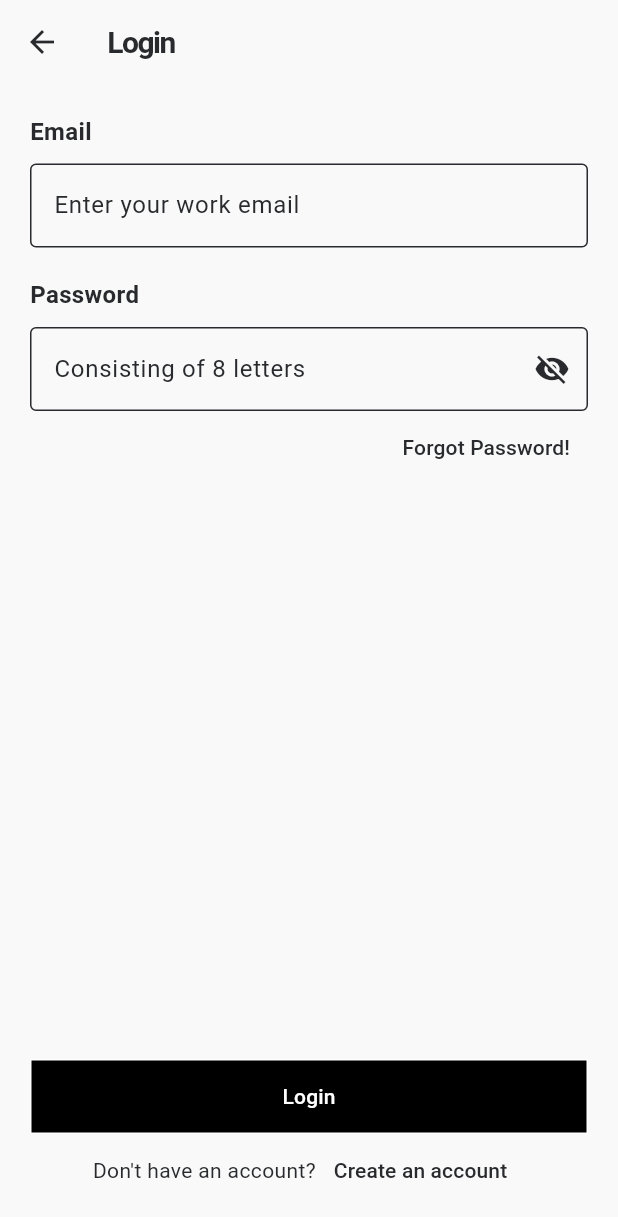
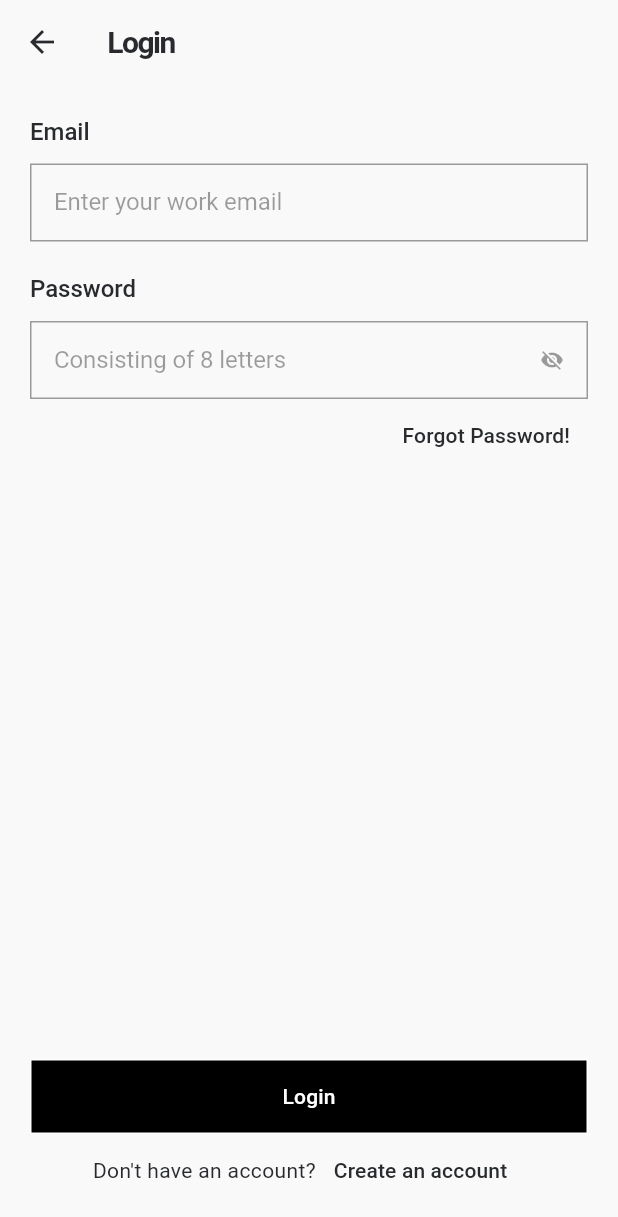
Before and after one commit to raymondtju/letterfly, a Flutter app: the screen it shows after launch, after a tap on "Start Creating Letter", on a phone screen of 412 x 824 dp. Shown: the top 1217 px of the screen. Run offline on Flutter 3.47's test engine with Material 3 defaults, Android fonts, the phone set to English and light mode, and no system bars; our stand-ins replace camera, flutter_svg, lottie; missing offline and left inert: flutter_signature_pad; Roboto replaces fonts that are missing (SF).

Commit message:
refactor: reusable label and input styles

```diff
--- a/lib/login.dart
+++ b/lib/login.dart
@@ -1,5 +1,6 @@
 import 'package:Letterfly/components/textstylefont.dart';
 import 'package:Letterfly/provider/letterfly_provider.dart';
+import 'package:Letterfly/utils/styles.dart';
 import 'package:flutter/material.dart';
 import 'package:flutter/widgets.dart';
 import 'package:provider/provider.dart';
@@ -51,18 +52,14 @@ class _MyWidgetState extends State<MyWidget> {
               children: [
                 const Text(
                   'Email',
-                  style: TextStyle(
-                    fontWeight: FontWeight.bold,
-                    fontSize: 16,
-                  ),
+                  style: DefaultStyles.labelStyle,
                 ),
                 const SizedBox(
                   height: 10,
                 ),
                 TextField(
                   controller: emailController,
-                  decoration: InputDecoration(
-                    border: OutlineInputBorder(),
+                  decoration: DefaultStyles.inputDecoration.copyWith(
                     hintText: 'Enter your work email',
                   ),
                 ),
@@ -71,10 +68,7 @@ class _MyWidgetState extends State<MyWidget> {
                 ),
                 const Text(
                   'Password',
-                  style: TextStyle(
-                    fontWeight: FontWeight.bold,
-                    fontSize: 16,
-                  ),
+                  style: DefaultStyles.labelStyle,
                 ),
                 const SizedBox(
                   height: 10,
@@ -82,22 +76,27 @@ class _MyWidgetState extends State<MyWidget> {
                 TextField(
                   controller: passwordController,
                   obscureText: obscurePassword,
-                  decoration: InputDecoration(
-                      border: const OutlineInputBorder(),
+                  decoration: DefaultStyles.inputDecoration.copyWith(
+                    errorText: passwordErrorBool ? passwordErrorText : null,
                     hintText: 'Consisting of 8 letters',
-                      errorText: passwordErrorBool ? passwordErrorText : null,
                     suffixIcon: IconButton(
-                        icon: Icon(obscurePassword
+                      icon: Icon(
+                        obscurePassword
                             ? Icons.visibility_off
-                            : Icons.visibility),
+                            : Icons.visibility,
+                        size: 16,
+                        color: Colors.black38,
+                      ),
                       onPressed: () {
                         setState(() {
                           obscurePassword = !obscurePassword;
                         });
                       },
-                      )),
+                    ),
+                  ),
                   onChanged: (value) {
-                    setState(() {
+                    setState(
+                      () {
                         if (value.length < 8) {
                           passwordErrorText =
                               'Password must be at least 8 characters';
@@ -106,7 +105,8 @@ class _MyWidgetState extends State<MyWidget> {
                           passwordErrorText = '';
                           passwordErrorBool = false;
                         }
-                    });
+                      },
+                    );
                   },
                 ),
                 Row(
@@ -133,14 +133,11 @@ class _MyWidgetState extends State<MyWidget> {
                     if (email == prov.Email && password == prov.Password) {
                       if (password == prov.Password) {
                         Navigator.pushNamed(context, "/home");
-                      }
-                      else {
-                        ScaffoldMessenger.of(context).showSnackBar(
-                          SnackBar(
+                      } else {
+                        ScaffoldMessenger.of(context).showSnackBar(SnackBar(
                           content: Text('Password is wrong.'),
                           duration: Duration(seconds: 2),
-                          )
-                        );
+                        ));
                       }
                     } else {
                       ScaffoldMessenger.of(context).showSnackBar(
@@ -156,7 +153,8 @@ class _MyWidgetState extends State<MyWidget> {
                     backgroundColor: Colors.black,
                     shape: const RoundedRectangleBorder(
                         borderRadius: BorderRadius.zero),
-                      side: const BorderSide(color: Colors.white, width: 1)),
+                    side: const BorderSide(color: Colors.white, width: 1),
+                  ),
                   child: const Text(
                     'Login',
                     style: TextStyle(color: Colors.white),
--- /dev/null
+++ b/lib/utils/styles.dart
@@ -0,0 +1,33 @@
+import 'package:flutter/material.dart';
+
+class DefaultStyles {
+  static const inputDecoration = InputDecoration(
+    enabledBorder: OutlineInputBorder(
+      borderSide: BorderSide(color: Colors.black38, width: 1.0),
+      borderRadius: BorderRadius.zero,
+    ),
+    focusedBorder: OutlineInputBorder(
+      borderSide: BorderSide(color: Colors.black, width: 1.5),
+      borderRadius: BorderRadius.zero,
+    ),
+    errorBorder: OutlineInputBorder(
+      borderSide: BorderSide(color: Colors.red, width: 1.0),
+      borderRadius: BorderRadius.zero,
+    ),
+    focusedErrorBorder: OutlineInputBorder(
+      borderSide: BorderSide(color: Colors.red, width: 1.5),
+      borderRadius: BorderRadius.zero,
+    ),
+    hintStyle: TextStyle(
+      letterSpacing: -0.06,
+      color: Colors.black38,
+    ),
+    contentPadding: EdgeInsets.fromLTRB(12, 14, 0, 14),
+  );
+
+  static const labelStyle = TextStyle(
+    fontWeight: FontWeight.w500,
+    letterSpacing: -0.02,
+    fontSize: 16,
+  );
+}
--- a/pubspec.yaml
+++ b/pubspec.yaml
@@ -82,10 +82,13 @@ flutter:
     - family: SF
       fonts:
         - asset: assets/fonts/SF-Pro.ttf
+          weight: 400
         - asset: assets/fonts/SF-Pro-Italic.ttf
           style: italic
         - asset: assets/fonts/SF-Pro-Text-Heavy.otf
           weight: 700
+        - asset: assets/fonts/SFPRODISPLAYMEDIUM.otf
+          weight: 500
   #     fonts:
   #       - asset: fonts/Schyler-Regular.ttf
   #       - asset: fonts/Schyler-Italic.ttf
```
Also changed, not shown: lib/forgotPassword.dart (+25 -22 lines), lib/signup.dart (+16 -29 lines), assets/fonts/SFPRODISPLAYMEDIUM.OTF (added). Lines whose indentation alone changed are shown as unchanged.
